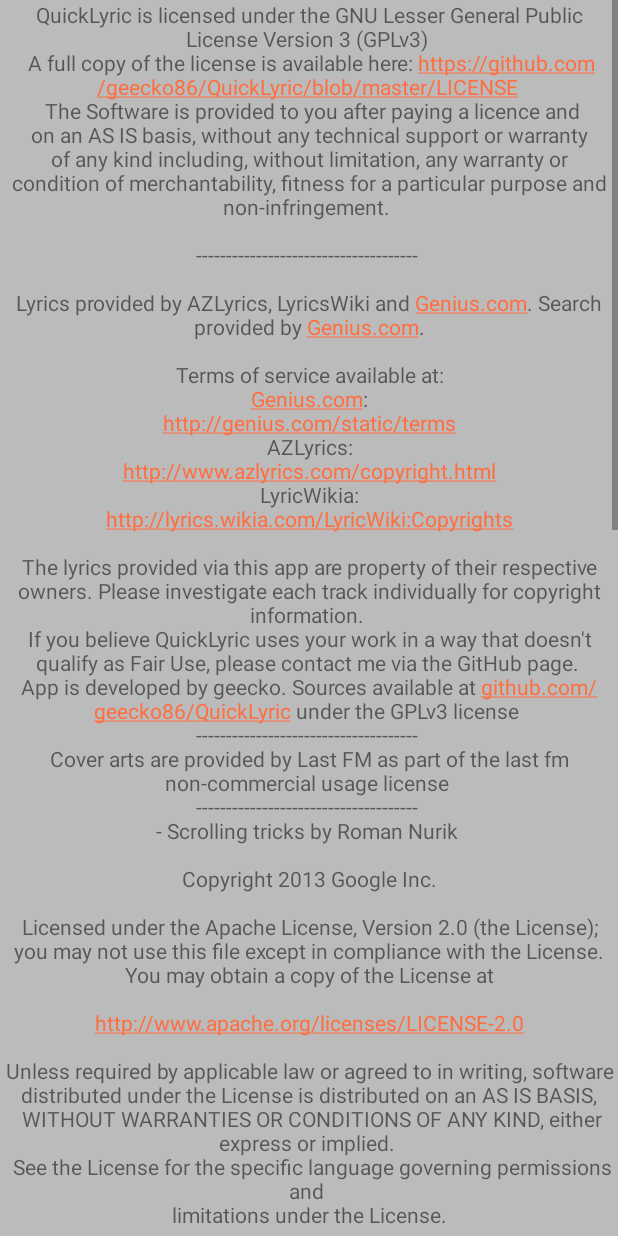
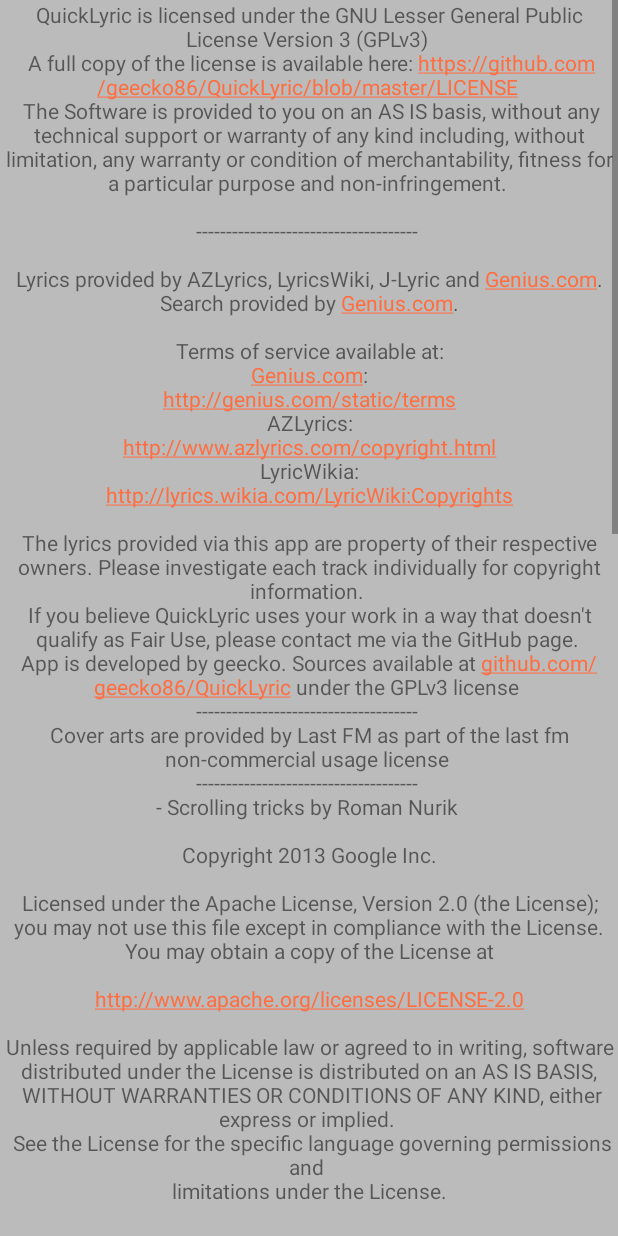
Before and after one commit to QuickLyric/QuickLyric, an Android app: the layout about_dialog.xml on its own in the app's theme, with its tools: preview values and no code run, on a phone screen of 412 x 824 dp. Run offline under Robolectric (Android 15) with nearby library versions, the phone set to English and light mode, and no system bars.

Commit message:
Fixed license info in the about menu

```diff
--- a/QuickLyric/src/main/res/values/strings.xml
+++ b/QuickLyric/src/main/res/values/strings.xml
@@ -70,11 +70,11 @@
     <string name="about_dialog_content">
 QuickLyric is licensed under the GNU Lesser General Public License Version 3 (GPLv3)
 \n A full copy of the license is available here: https://github.com/geecko86/QuickLyric/blob/master/LICENSE
-\n The Software is provided to you after paying a licence and on an "AS IS" basis, without any technical support or warranty of any kind including, without limitation, any warranty or condition of merchantability, fitness for a particular purpose and non-infringement.
+\n The Software is provided to you on an "AS IS" basis, without any technical support or warranty of any kind including, without limitation, any warranty or condition of merchantability, fitness for a particular purpose and non-infringement.
 \n
 \n-------------------------------------
 \n
-\nLyrics provided by AZLyrics, LyricsWiki and Genius.com. Search provided by Genius.com.\n
+\nLyrics provided by AZLyrics, LyricsWiki, J-Lyric and Genius.com. Search provided by Genius.com.\n
 \n
 Terms of service available at:
 \n	Genius.com:
```
